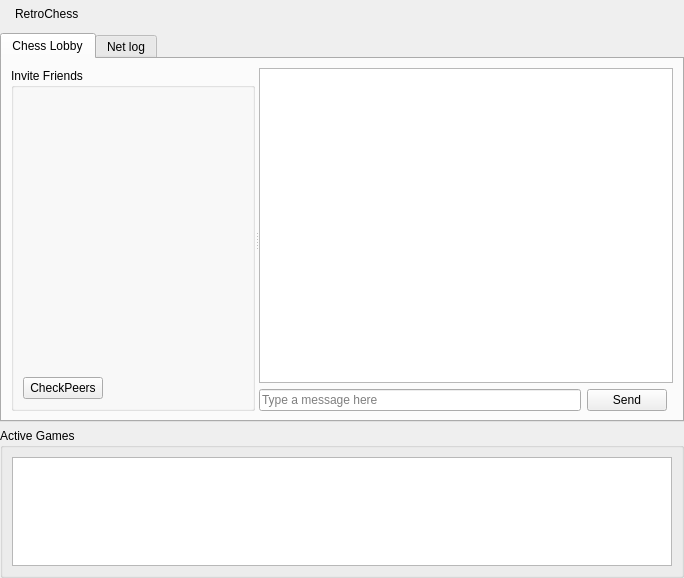
Old version of the form gui/NEMainpage.ui in the repository Texas-C/RetroChess.
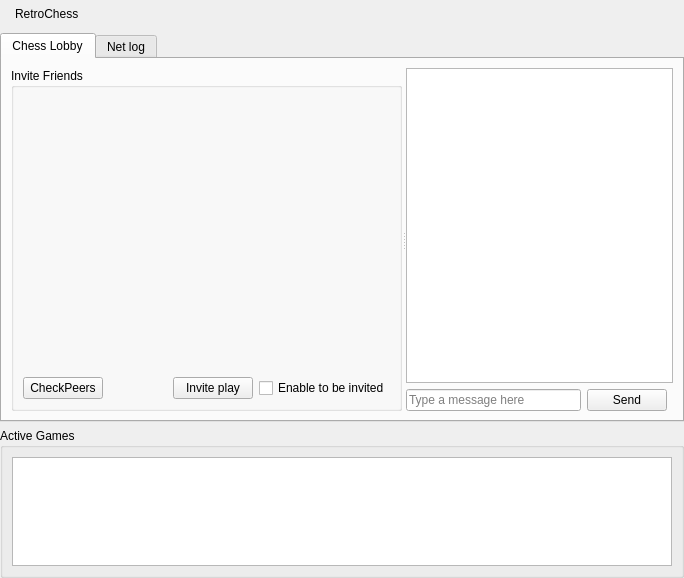
New version of the form. Icons and pictures are not drawn. Custom widgets are drawn as their Qt base class.

Commit message: Added invite button

```diff
--- a/gui/NEMainpage.ui
+++ b/gui/NEMainpage.ui
@@ -132,13 +132,6 @@
            <string>Invite Friends</string>
           </property>
           <layout class="QGridLayout" name="gridLayout_5">
-           <item row="0" column="0" colspan="2">
-            <widget class="FriendSelectionWidget" name="friendSelectionWidget" native="true">
-             <property name="contextMenuPolicy">
-              <enum>Qt::CustomContextMenu</enum>
-             </property>
-            </widget>
-           </item>
            <item row="1" column="0">
             <widget class="QPushButton" name="filterPeersButton">
              <property name="text">
@@ -146,6 +139,13 @@
              </property>
             </widget>
            </item>
+           <item row="1" column="2">
+            <widget class="QPushButton" name="inviteButton">
+             <property name="text">
+              <string>Invite play</string>
+             </property>
+            </widget>
+           </item>
            <item row="1" column="1">
             <spacer name="horizontalSpacer_2">
              <property name="orientation">
@@ -159,6 +159,20 @@
              </property>
             </spacer>
            </item>
+           <item row="0" column="0" colspan="3">
+            <widget class="FriendSelectionWidget" name="friendSelectionWidget" native="true">
+             <property name="contextMenuPolicy">
+              <enum>Qt::CustomContextMenu</enum>
+             </property>
+            </widget>
+           </item>
+           <item row="1" column="3">
+            <widget class="QCheckBox" name="check_enableBeInvited">
+             <property name="text">
+              <string>Enable to be invited</string>
+             </property>
+            </widget>
+           </item>
           </layout>
          </widget>
          <widget class="QWidget" name="layoutWidget">
```
The commit also changes 3 other files.
